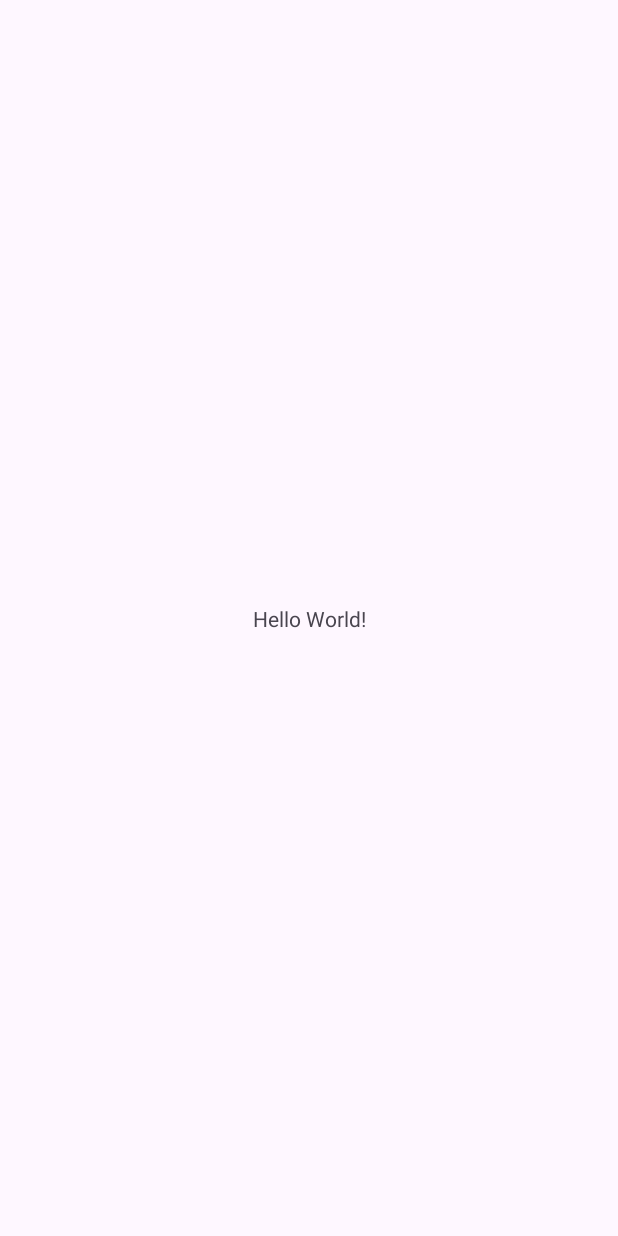
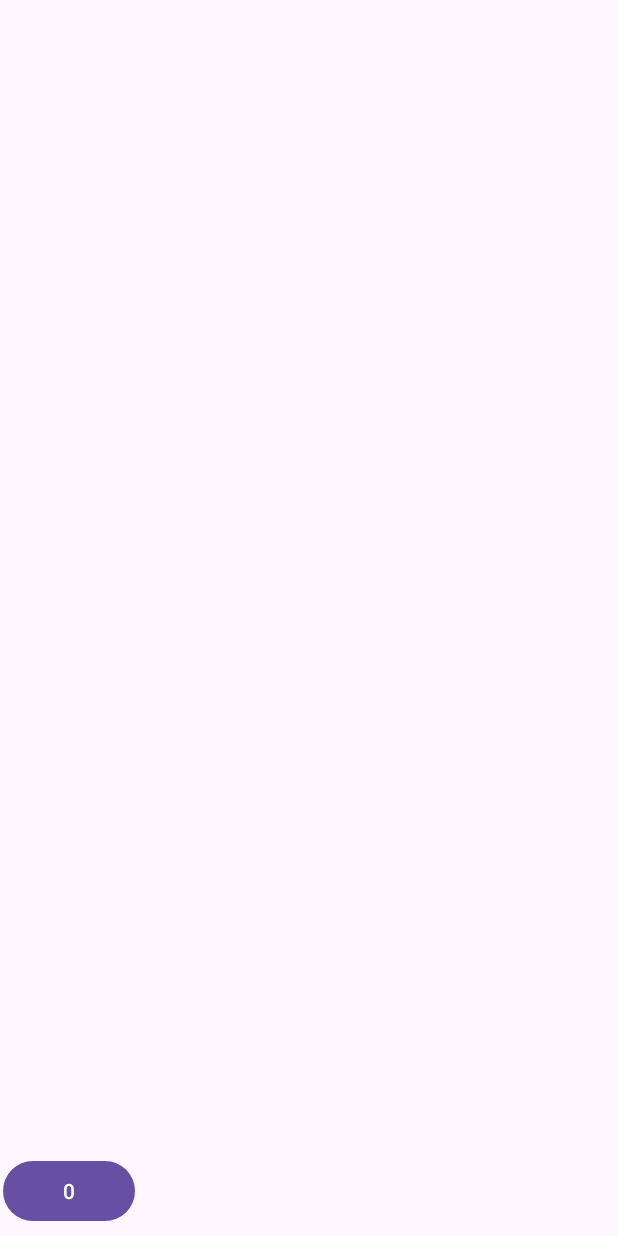
Before and after one commit to jfritz25/Calculator2.0, an Android app: the screen it shows after launch (MainActivity), on a phone screen of 412 x 824 dp. Before the commit the screen is almost empty. Run offline under Robolectric (Android 15) with nearby library versions, the phone set to English and light mode, and no system bars.

Commit message:
I am NOT pleased

```diff
--- a/app/src/main/res/layout/activity_main.xml
+++ b/app/src/main/res/layout/activity_main.xml
@@ -5,14 +5,16 @@
     android:layout_width="match_parent"
     android:layout_height="match_parent"
     tools:context=".MainActivity">
-
-    <TextView
+<LinearLayout
+    android:layout_width="match_parent"
+    android:layout_height="match_parent">
+    <Button
+        android:id="@+id/button1"
         android:layout_width="wrap_content"
         android:layout_height="wrap_content"
-        android:text="Hello World!"
-        app:layout_constraintBottom_toBottomOf="parent"
-        app:layout_constraintEnd_toEndOf="parent"
-        app:layout_constraintStart_toStartOf="parent"
-        app:layout_constraintTop_toTopOf="parent" />
-
+        android:text="0"
+        android:layout_margin="2dp"
+        android:layout_gravity="bottom"
+ />
+</LinearLayout>
 </androidx.constraintlayout.widget.ConstraintLayout>
```
